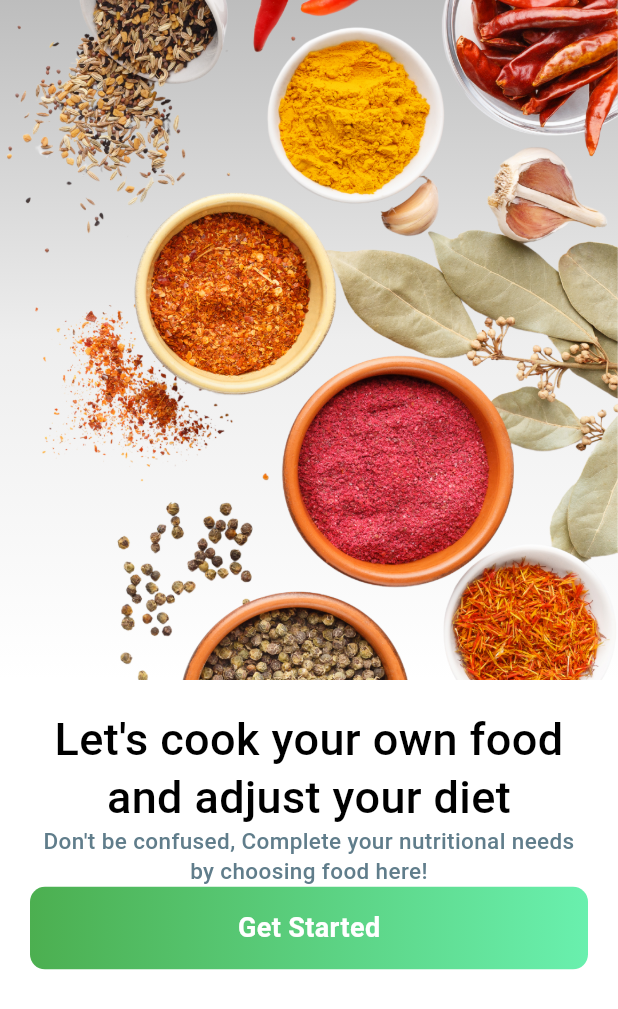
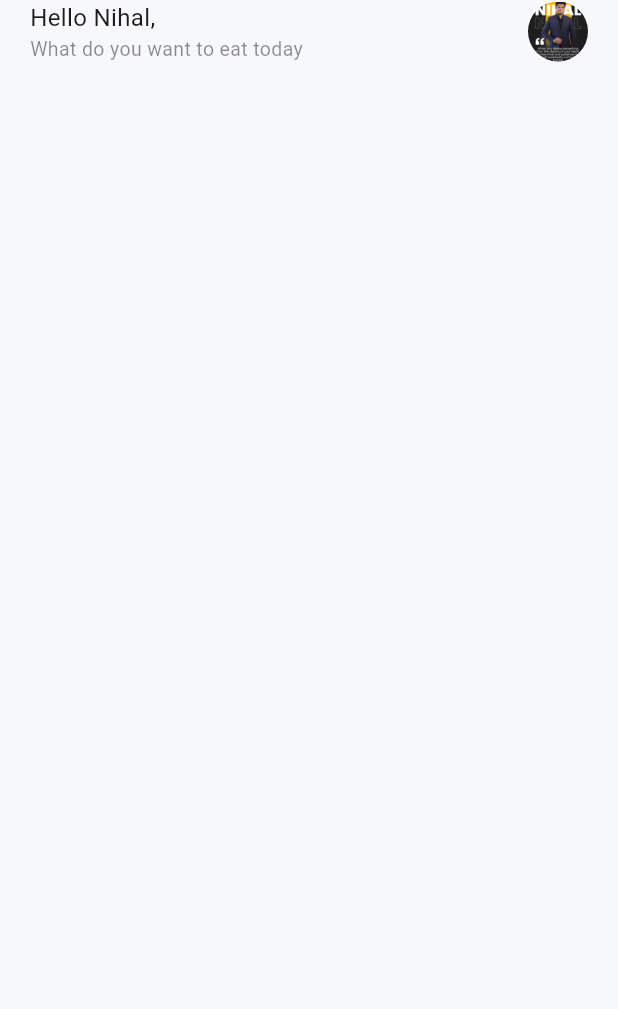
Before and after one commit to AR-NIHAL/UiDesign_flutter, a Flutter app: the screen it shows after launch, after a tap on "Get Started", on a phone screen of 412 x 824 dp. Shown: the top 1009 px of the screen. Run offline on Flutter 3.47's test engine with Material 3 defaults, Android fonts, the light colour scheme and no system bars.

Commit message:
homescreen
started home screen

```diff
--- /dev/null
+++ b/recipe_app/lib/views/home_screen.dart
@@ -0,0 +1,55 @@
+import 'package:flutter/material.dart';
+import 'package:recipe_app/utils/constants.dart';
+
+class HomeScreen extends StatefulWidget {
+  const HomeScreen({super.key});
+
+  @override
+  State<HomeScreen> createState() => _HomeScreenState();
+}
+
+class _HomeScreenState extends State<HomeScreen> {
+  @override
+  Widget build(BuildContext context) {
+    return Scaffold(
+      backgroundColor: background,
+      body: SafeArea(
+        child: Column(
+          children: [
+            Padding(
+              padding: EdgeInsets.symmetric(horizontal: 20),
+              child: Row(
+                children: [
+                  Text.rich(
+                    TextSpan(
+                      children: [
+                        TextSpan(
+                          text: "Hello Nihal, \n",
+                          style: TextStyle(fontSize: 16),
+                        ),
+                        TextSpan(
+                          text: "What do you want to eat today",
+                          style: TextStyle(fontSize: 13, color: Colors.black45),
+                        ),
+                      ],
+                    ),
+                  ),
+                  Spacer(),
+                  Stack(
+                    children: [
+                      CircleAvatar(
+                        radius: 20,
+                        backgroundColor: Colors.white,
+                        backgroundImage: AssetImage("assets/images/nihal.png"),
+                      ),
+                    ],
+                  ),
+                ],
+              ),
+            ),
+          ],
+        ),
+      ),
+    );
+  }
+}
--- a/recipe_app/lib/views/start_screen.dart
+++ b/recipe_app/lib/views/start_screen.dart
@@ -1,5 +1,6 @@
 import 'package:flutter/material.dart';
 import 'package:recipe_app/utils/constants.dart';
+import 'package:recipe_app/views/home_screen.dart';
 
 class StartScreen extends StatefulWidget {
   const StartScreen({super.key});
@@ -67,7 +68,12 @@ class _StartScreenState extends State<StartScreen> {
                   ),
 
                   GestureDetector(
-                    onTap: () {},
+                    onTap: () {
+                      Navigator.pushReplacement(
+                        context,
+                        MaterialPageRoute(builder: (_) => const HomeScreen()),
+                      );
+                    },
                     child: Container(
                       height: 55,
                       decoration: BoxDecoration(
```
Also changed, not shown: recipe_app/assets/images/nihal.png (added).
